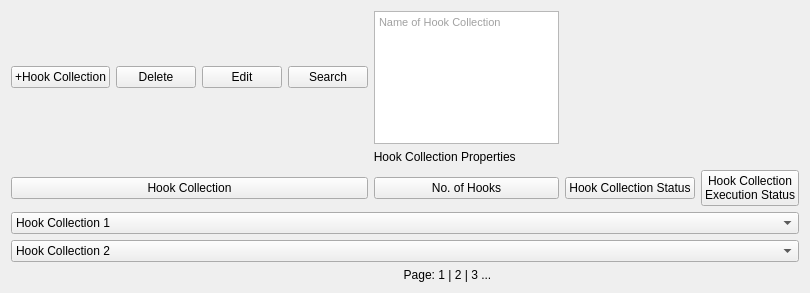
Qt form UI/HookCollectionView.ui (nhrade/software-2-cerberus5) before a commit.
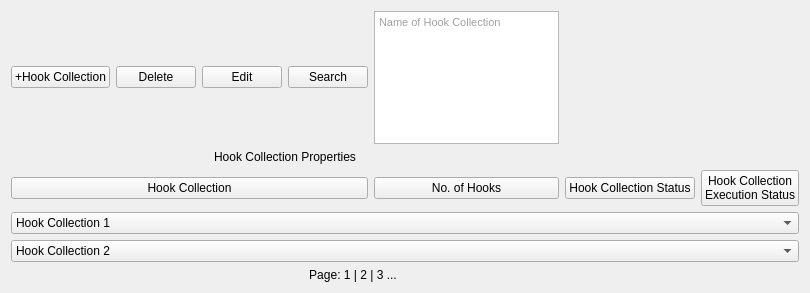
The same form after that commit.

```diff
--- a/UI/HookCollectionView.ui
+++ b/UI/HookCollectionView.ui
@@ -38,14 +38,20 @@
    <item row="2" column="2" colspan="2">
     <widget class="QLabel" name="label_11">
      <property name="text">
-      <string>                                                                                                             Hook Collection Properties</string>
+      <string>Hook Collection Properties</string>
+     </property>
+     <property name="alignment">
+      <set>Qt::AlignCenter</set>
      </property>
     </widget>
    </item>
    <item row="7" column="2" colspan="3">
     <widget class="QLabel" name="label_12">
      <property name="text">
-      <string>                                                                                                                      Page: 1 | 2 | 3 ...</string>
+      <string>Page: 1 | 2 | 3 ...</string>
+     </property>
+     <property name="alignment">
+      <set>Qt::AlignCenter</set>
      </property>
     </widget>
    </item>
```
Left out of the diff: 4 changed lines with no effect on the pictures.
